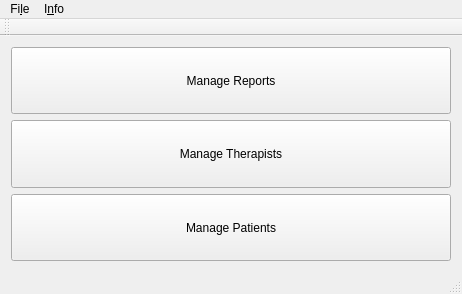
This is mainwindow.ui in loaded02/ICF_Report as Qt 5 draws it before an edit. The edited form follows.
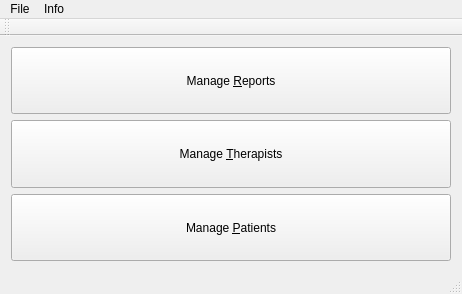
This is the edited form.

```diff
--- a/mainwindow.ui
+++ b/mainwindow.ui
@@ -24,7 +24,7 @@
        </sizepolicy>
       </property>
       <property name="text">
-       <string>Manage Reports</string>
+       <string>Manage &amp;Reports</string>
       </property>
       <property name="shortcut">
        <string comment="R"/>
@@ -46,7 +46,7 @@
        <string notr="true"/>
       </property>
       <property name="text">
-       <string>Manage Therapists</string>
+       <string>Manage &amp;Therapists</string>
       </property>
       <property name="shortcut">
        <string comment="T"/>
@@ -68,7 +68,7 @@
        <string notr="true"/>
       </property>
       <property name="text">
-       <string>Manage Patients</string>
+       <string>Manage &amp;Patients</string>
       </property>
       <property name="shortcut">
        <string comment="P"/>
@@ -91,13 +91,13 @@
    </property>
    <widget class="QMenu" name="menuAbout">
     <property name="title">
-     <string>I&amp;nfo</string>
+     <string>Info</string>
     </property>
     <addaction name="actionAbout"/>
    </widget>
    <widget class="QMenu" name="menuFile">
     <property name="title">
-     <string>Fi&amp;le</string>
+     <string>File</string>
     </property>
     <addaction name="actionManage_Patients"/>
     <addaction name="actionManage_Therapists"/>
```
Left out of the diff: 41 changed lines with no effect on the pictures.
